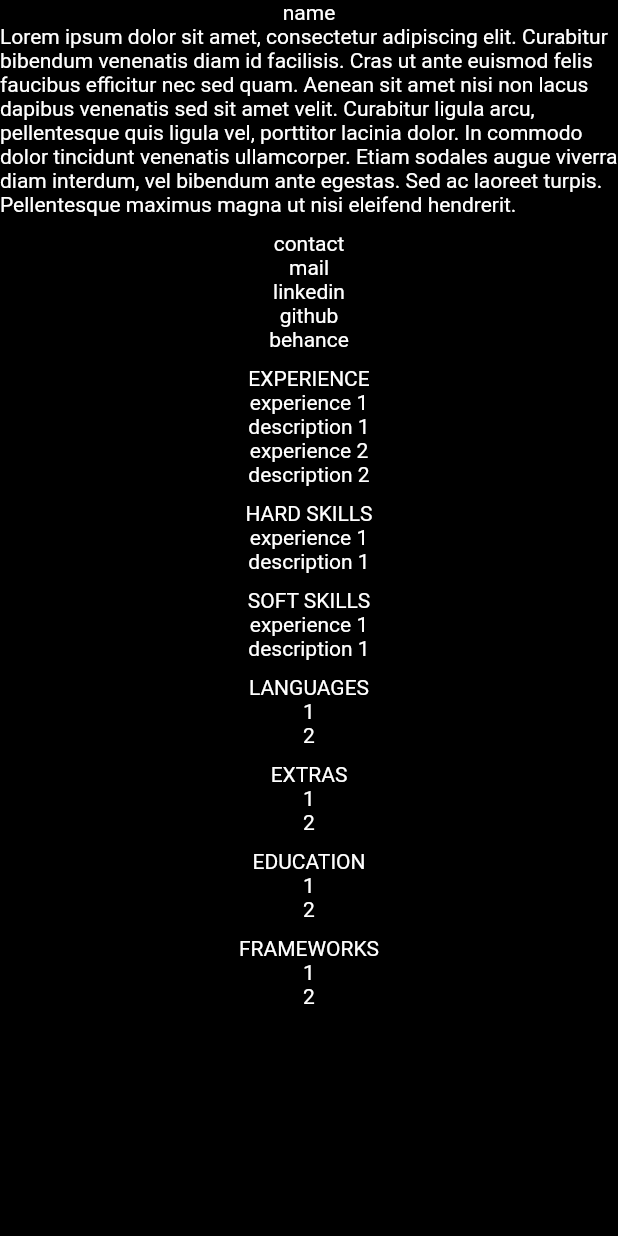
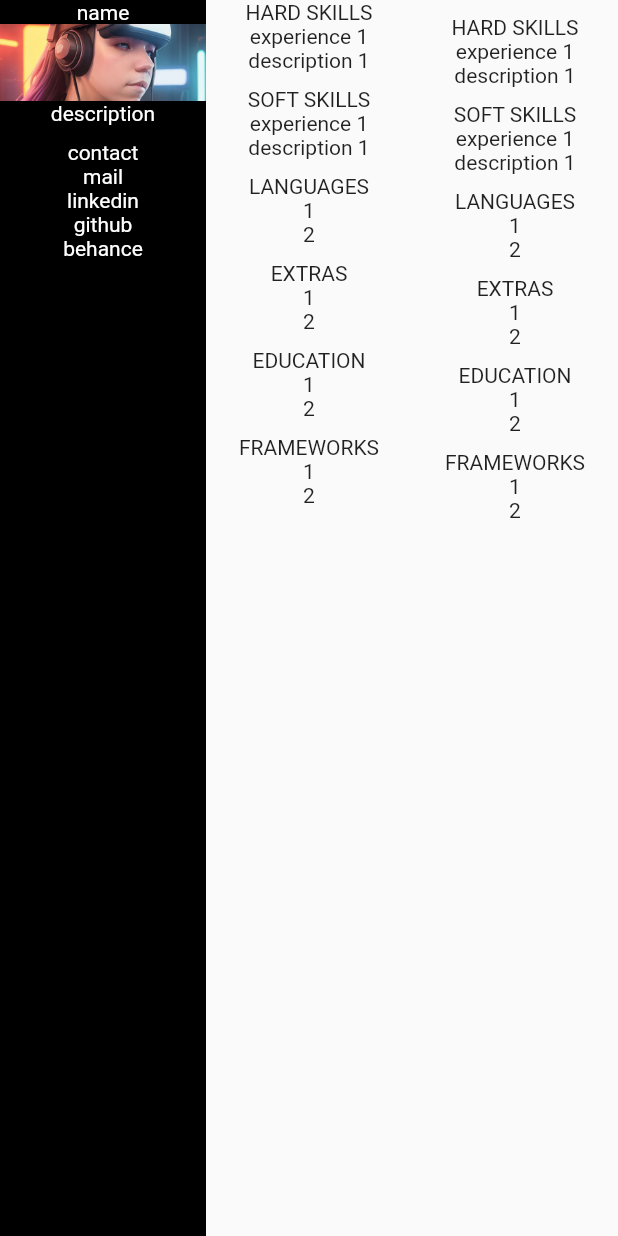
Before and after one commit to julianasalafia/portfolio, a Flutter app: the screen it shows after launch, on a phone screen of 412 x 824 dp. Run offline on Flutter 3.47's test engine with Material 2 defaults, Android fonts, the light colour scheme and no system bars.

Commit message:
[PORT]: update ui

```diff
--- a/lib/main.dart
+++ b/lib/main.dart
@@ -15,28 +15,64 @@ class _MyAppState extends State<MyApp> {
   @override
   Widget build(BuildContext context) {
     return MaterialApp(
-      theme: ThemeData.dark().copyWith(
-        primaryColor: Colors.green,
-        scaffoldBackgroundColor: Colors.black,
+      home: Scaffold(
+        body: Row(
+          mainAxisAlignment: MainAxisAlignment.start,
+          children: [
+            Expanded(
+              child: Container(
+                color: Colors.black,
+                child: Column(
+                  children: [
+                    Text('name', style: TextStyle(color: Colors.white)),
+                    Image.asset(
+                      'assets/images/profile.jpg',
+                      scale: 3,
                     ),
-      home: Scaffold(
-        body: Column(
+                    Text('description', style: TextStyle(color: Colors.white)),
+                    SizedBox(height: 10.0),
+                    Text('contact', style: TextStyle(color: Colors.white)),
+                    Text('mail', style: TextStyle(color: Colors.white)),
+                    Text('linkedin', style: TextStyle(color: Colors.white)),
+                    Text('github', style: TextStyle(color: Colors.white)),
+                    Text('behance', style: TextStyle(color: Colors.white)),
+                    SizedBox(height: 10.0),
+                  ],
+                ),
+              ),
+            ),
+            Expanded(
+              child: Column(
                 children: [
-            Text('name'),
-            Text(
-                'Lorem ipsum dolor sit amet, consectetur adipiscing elit. Curabitur bibendum venenatis diam id facilisis. Cras ut ante euismod felis faucibus efficitur nec sed quam. Aenean sit amet nisi non lacus dapibus venenatis sed sit amet velit. Curabitur ligula arcu, pellentesque quis ligula vel, porttitor lacinia dolor. In commodo dolor tincidunt venenatis ullamcorper. Etiam sodales augue viverra diam interdum, vel bibendum ante egestas. Sed ac laoreet turpis. Pellentesque maximus magna ut nisi eleifend hendrerit.'),
-            SizedBox(height: 10.0),
-            Text('contact'),
-            Text('mail'),
-            Text('linkedin'),
-            Text('github'),
-            Text('behance'),
-            SizedBox(height: 10.0),
-            Text('EXPERIENCE'),
+                  Text('HARD SKILLS'),
                   Text('experience 1'),
                   Text('description 1'),
-            Text('experience 2'),
-            Text('description 2'),
+                  SizedBox(height: 10.0),
+                  Text('SOFT SKILLS'),
+                  Text('experience 1'),
+                  Text('description 1'),
+                  SizedBox(height: 10.0),
+                  Text('LANGUAGES'),
+                  Text('1'),
+                  Text('2'),
+                  SizedBox(height: 10.0),
+                  Text('EXTRAS'),
+                  Text('1'),
+                  Text('2'),
+                  SizedBox(height: 10.0),
+                  Text('EDUCATION'),
+                  Text('1'),
+                  Text('2'),
+                  SizedBox(height: 10.0),
+                  Text('FRAMEWORKS'),
+                  Text('1'),
+                  Text('2'),
+                ],
+              ),
+            ),
+            Expanded(
+              child: Column(
+                children: [
                   SizedBox(height: 10.0),
                   Text('HARD SKILLS'),
                   Text('experience 1'),
@@ -64,6 +100,9 @@ class _MyAppState extends State<MyApp> {
                 ],
               ),
             ),
+          ],
+        ),
+      ),
     );
   }
 }
--- a/pubspec.yaml
+++ b/pubspec.yaml
@@ -24,7 +24,7 @@ flutter:
   uses-material-design: true
 
   assets:
-    - assets/
+    - assets/images/
 
   fonts:
     - family: Courier
```
Also changed, not shown: assets/images/profile.jpg (added). Lines whose indentation alone changed are shown as unchanged.
